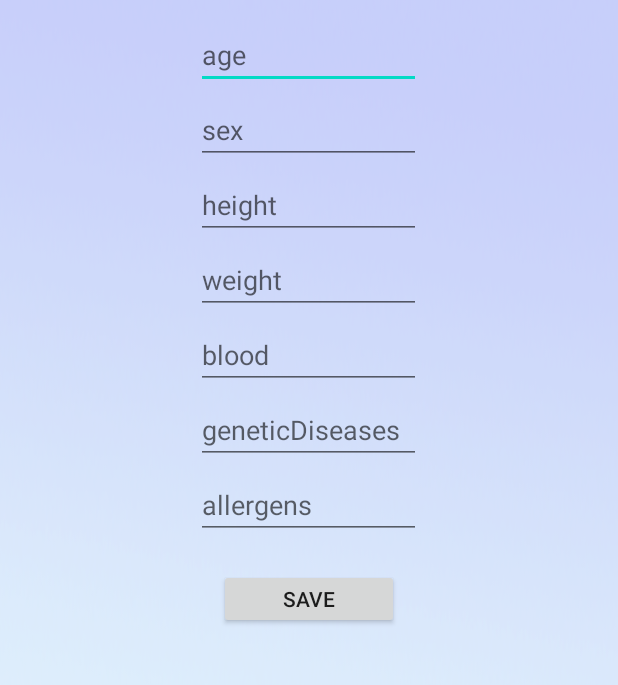
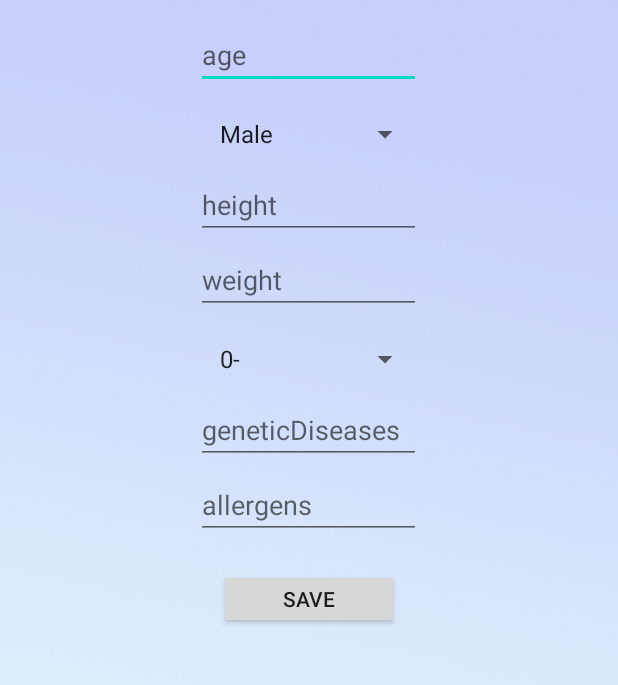
Before and after one commit to DinuGarbuz/AndroidProiect, an Android app: the completareFisaActivity screen opened directly, with no data from a screen before it, on a phone screen of 412 x 824 dp, the part 205-890 px from its top. Run offline under Robolectric (Android 15) with nearby library versions, the phone set to English and light mode, and no system bars.

Commit message:
facut spinnere pt blood/sex

```diff
--- a/app/src/main/java/com/example/medicalfile/completareFisaActivity.java
+++ b/app/src/main/java/com/example/medicalfile/completareFisaActivity.java
@@ -8,8 +8,10 @@ import android.database.Cursor;
 import android.os.Bundle;
 import android.preference.PreferenceManager;
 import android.view.View;
+import android.widget.ArrayAdapter;
 import android.widget.Button;
 import android.widget.EditText;
+import android.widget.Spinner;
 import android.widget.Toast;
 
 public class completareFisaActivity extends AppCompatActivity {
@@ -31,10 +33,10 @@ public class completareFisaActivity extends AppCompatActivity {
 
         db = new DatabaseHelper(this);
         mTextAge = (EditText)findViewById(R.id.edittext_age);
-        mTextSex = (EditText)findViewById(R.id.edittext_sex);
+        //mTextSex = (EditText)findViewById(R.id.edittext_sex);
         mTextHeight = (EditText)findViewById(R.id.edittext_height);
         mTextWeight = (EditText)findViewById(R.id.edittext_weight);
-        mTextBlood = (EditText)findViewById(R.id.edittext_blood);
+        //mTextBlood = (EditText)findViewById(R.id.edittext_blood);
         mTextGeneticDiseases = (EditText)findViewById(R.id.edittext_geneticDiseases);
         mTextAllergens = (EditText)findViewById(R.id.edittext_allergens);
         mButtonSave = (Button) findViewById(R.id.button_save);
@@ -42,17 +44,30 @@ public class completareFisaActivity extends AppCompatActivity {
         SharedPreferences mPreferences = PreferenceManager.getDefaultSharedPreferences(this);
         SharedPreferences.Editor editor = mPreferences.edit();
 
+        final Spinner mSexSpinner = findViewById(R.id.spinner_sex);
+        ArrayAdapter<String> myAdapter1 = new ArrayAdapter<String>(completareFisaActivity.this,
+                android.R.layout.simple_list_item_1, getResources().getStringArray(R.array.sex));
+        myAdapter1.setDropDownViewResource(android.R.layout.simple_spinner_dropdown_item);
+        mSexSpinner.setAdapter(myAdapter1);
+
+        final Spinner mBloodSpinner = findViewById(R.id.spinner_blood);
+        ArrayAdapter<String> myAdapter2 = new ArrayAdapter<String>(completareFisaActivity.this,
+                android.R.layout.simple_list_item_1, getResources().getStringArray(R.array.blood));
+        myAdapter2.setDropDownViewResource(android.R.layout.simple_spinner_dropdown_item);
+        mBloodSpinner.setAdapter(myAdapter2);
 
         final String mail = mPreferences.getString(getString(R.string.mail), "");
+
+
 
         mButtonSave.setOnClickListener(new View.OnClickListener() {
             @Override
             public void onClick(View v) {
                 String age = mTextAge.getText().toString().trim();
-                String sex = mTextSex.getText().toString().trim();
+                String sex = mSexSpinner.getSelectedItem().toString().trim();
                 String height = mTextHeight.getText().toString().trim();
                 String weight = mTextWeight.getText().toString().trim();
-                String blood = mTextBlood.getText().toString().trim();
+                String blood = mBloodSpinner.getSelectedItem().toString().trim();
                 String genetic= mTextGeneticDiseases.getText().toString().trim();
                 String allergens= mTextAllergens.getText().toString().trim();
 
--- a/app/src/main/res/layout/activity_completare_fisa.xml
+++ b/app/src/main/res/layout/activity_completare_fisa.xml
@@ -23,8 +23,8 @@
 
         android:hint="@string/age" />
 
-    <EditText
-        android:id="@+id/edittext_sex"
+    <Spinner
+        android:id="@+id/spinner_sex"
         android:layout_width="150dp"
         android:layout_height="40dp"
         android:layout_marginTop="10dp"
@@ -46,8 +46,8 @@
 
         android:hint="@string/weight" />
 
-    <EditText
-        android:id="@+id/edittext_blood"
+    <Spinner
+        android:id="@+id/spinner_blood"
         android:layout_width="150dp"
         android:layout_height="40dp"
         android:layout_marginTop="10dp"
--- a/app/src/main/res/values/strings.xml
+++ b/app/src/main/res/values/strings.xml
@@ -11,6 +11,22 @@
     <string-array name="names">
         <item>Client</item>
         <item>Medic</item>
+    </string-array>
+
+    <string-array name="sex">
+        <item>Male</item>
+        <item>Female</item>
+    </string-array>
+
+    <string-array name="blood">
+        <item>0-</item>
+        <item>0+</item>
+        <item>B-</item>
+        <item>B+</item>
+        <item>A-</item>
+        <item>A+</item>
+        <item>AB-</item>
+        <item>AB+</item>
     </string-array>
 
     <!-- TODO: Remove or change this placeholder text -->
```
